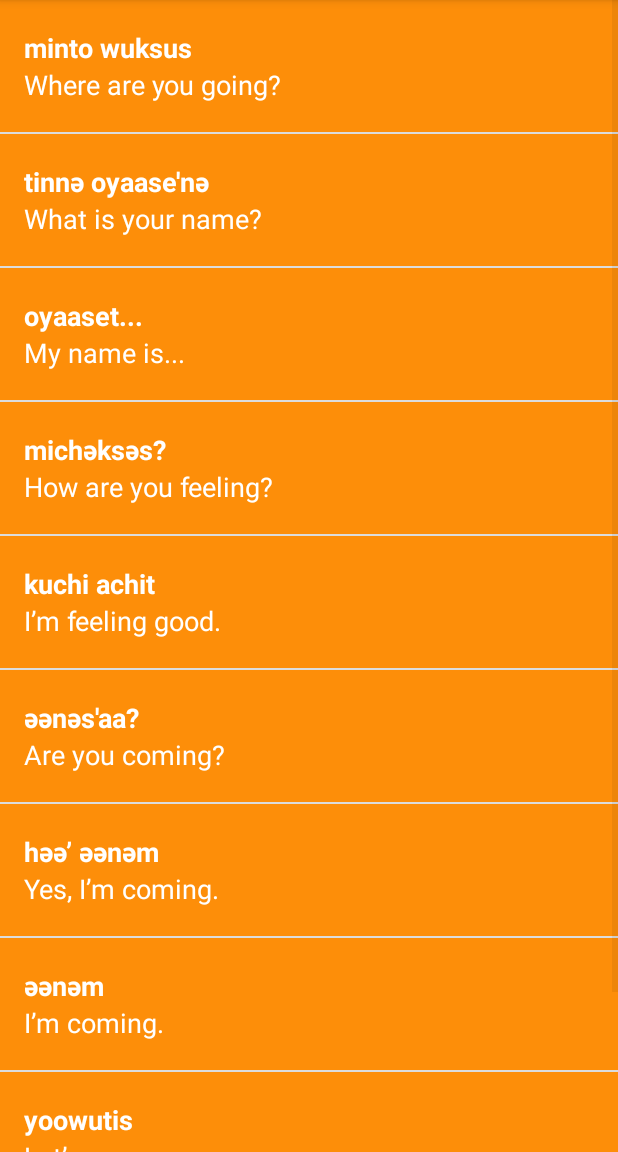
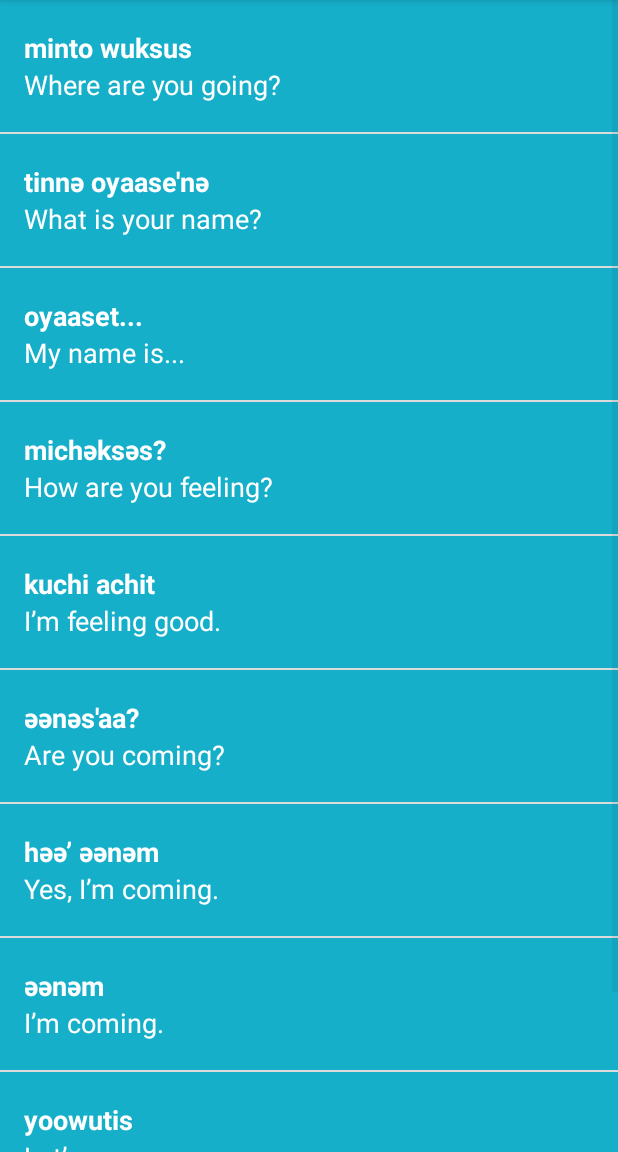
Before and after one commit to Agentundfire/Miwok, an Android app: the PhrasesActivity screen opened directly, with no data from a screen before it, on a phone screen of 412 x 824 dp, the part 84-1236 px from its top. Run offline under Robolectric (Android 15) with nearby library versions, the phone set to English and light mode, and no system bars.

Commit message:
Modify everything to show different colors in each activity

```diff
--- a/app/src/main/java/com/example/android/miwok/ColorsActivity.java
+++ b/app/src/main/java/com/example/android/miwok/ColorsActivity.java
@@ -24,7 +24,7 @@ public class ColorsActivity extends AppCompatActivity {
         words.add(new Word("ṭopiisә", "dusty yellow",R.drawable.color_dusty_yellow));
         words.add(new Word("chiwiiṭә", "mustard yellow",R.drawable.color_mustard_yellow));
 
-        WordAdapter wordAdapter = new WordAdapter(this, words);
+        WordAdapter wordAdapter = new WordAdapter(this, words,R.color.category_colors);
         ListView listView = (ListView) findViewById(R.id.list_view);
         listView.setAdapter(wordAdapter);
     }
--- a/app/src/main/java/com/example/android/miwok/FamilyActivity.java
+++ b/app/src/main/java/com/example/android/miwok/FamilyActivity.java
@@ -26,7 +26,7 @@ public class FamilyActivity extends AppCompatActivity {
         words.add(new Word("ama", "grandmother",R.drawable.family_grandmother));
         words.add(new Word("paapa", "grandfather",R.drawable.family_grandfather));
 
-        WordAdapter wordAdapter = new WordAdapter(this, words);
+        WordAdapter wordAdapter = new WordAdapter(this, words,R.color.category_family);
         ListView listView = (ListView) findViewById(R.id.list_view);
         listView.setAdapter(wordAdapter);
     }
--- a/app/src/main/java/com/example/android/miwok/NumbersActivity.java
+++ b/app/src/main/java/com/example/android/miwok/NumbersActivity.java
@@ -31,7 +31,7 @@ public class NumbersActivity extends AppCompatActivity {
         // simple_list.xml layout resource defined in the layout folder.
         // This list item layout contains a single {@link ImageView} and two (@link TextView), which the adapter will set to
         // display the set information.
-        WordAdapter wordAdapter = new WordAdapter(this,words);
+        WordAdapter wordAdapter = new WordAdapter(this,words,R.color.category_numbers);
 
         // Get a reference to the ListView, and attach the adapter to the listView.
         ListView listView = (ListView) findViewById(R.id.list_view);
--- a/app/src/main/java/com/example/android/miwok/PhrasesActivity.java
+++ b/app/src/main/java/com/example/android/miwok/PhrasesActivity.java
@@ -25,7 +25,7 @@ public class PhrasesActivity extends AppCompatActivity {
         words.add(new Word("yoowutis", "Let’s go."));
         words.add(new Word("әnni'nem", "Come here."));
 
-        WordAdapter wordAdapter = new WordAdapter(this, words);
+        WordAdapter wordAdapter = new WordAdapter(this, words,R.color.category_phrases);
         ListView listView = (ListView) findViewById(R.id.list_view);
         listView.setAdapter(wordAdapter);
     }
--- a/app/src/main/java/com/example/android/miwok/WordAdapter.java
+++ b/app/src/main/java/com/example/android/miwok/WordAdapter.java
@@ -1,14 +1,18 @@
 package com.example.android.miwok;
 
 import android.app.Activity;
+import android.support.v4.content.ContextCompat;
 import android.view.LayoutInflater;
 import android.view.View;
 import android.view.ViewGroup;
 import android.widget.ArrayAdapter;
 import android.widget.ImageView;
+import android.widget.LinearLayout;
 import android.widget.TextView;
 
 import java.util.ArrayList;
+
+import static android.R.attr.colorBackground;
 
 /*
 * {@link WordAdapter} is an {@link ArrayAdapter} that can provide the layout for each list
@@ -17,9 +21,11 @@ import java.util.ArrayList;
 public class WordAdapter extends ArrayAdapter<Word> {
 
     private static final String LOG_TAG = WordAdapter.class.getSimpleName();
+    private int mColorResourceId;
 
-    public WordAdapter(Activity context, ArrayList<Word> words) {
+    public WordAdapter(Activity context, ArrayList<Word> words, int colorResourceId) {
         super(context, 0, words);
+        mColorResourceId = colorResourceId;
     }
 
     @Override
@@ -48,6 +54,14 @@ public class WordAdapter extends ArrayAdapter<Word> {
             iconView.setVisibility(View.GONE);
         }
 
+        //Set the theme color for the list item
+        View textContainer = listItemView.findViewById(R.id.text_container);
+        //Find the color that the resource ID maps to
+        int color = ContextCompat.getColor(getContext(),mColorResourceId);
+        //Set the background color of the text container view
+        textContainer.setBackgroundColor(color);
+
+        //Return the whole list/word item layout to be shown in the ListView.
         return listItemView;
     }
 }
--- a/app/src/main/res/layout/word_item.xml
+++ b/app/src/main/res/layout/word_item.xml
@@ -14,12 +14,13 @@
         android:layout_height="@dimen/word_item_height" />
 
     <LinearLayout
+        android:id="@+id/text_container"
         android:layout_width="0dp"
-        android:layout_height="88dp"
+        android:layout_height="@dimen/word_item_height"
         android:layout_weight="1"
-        android:background="@color/category_numbers"
         android:orientation="vertical"
-        android:paddingLeft="16dp">
+        android:paddingLeft="16dp"
+        tools:background="@color/category_numbers">
 
         <TextView
             android:id="@+id/miwok_text_view"
```
